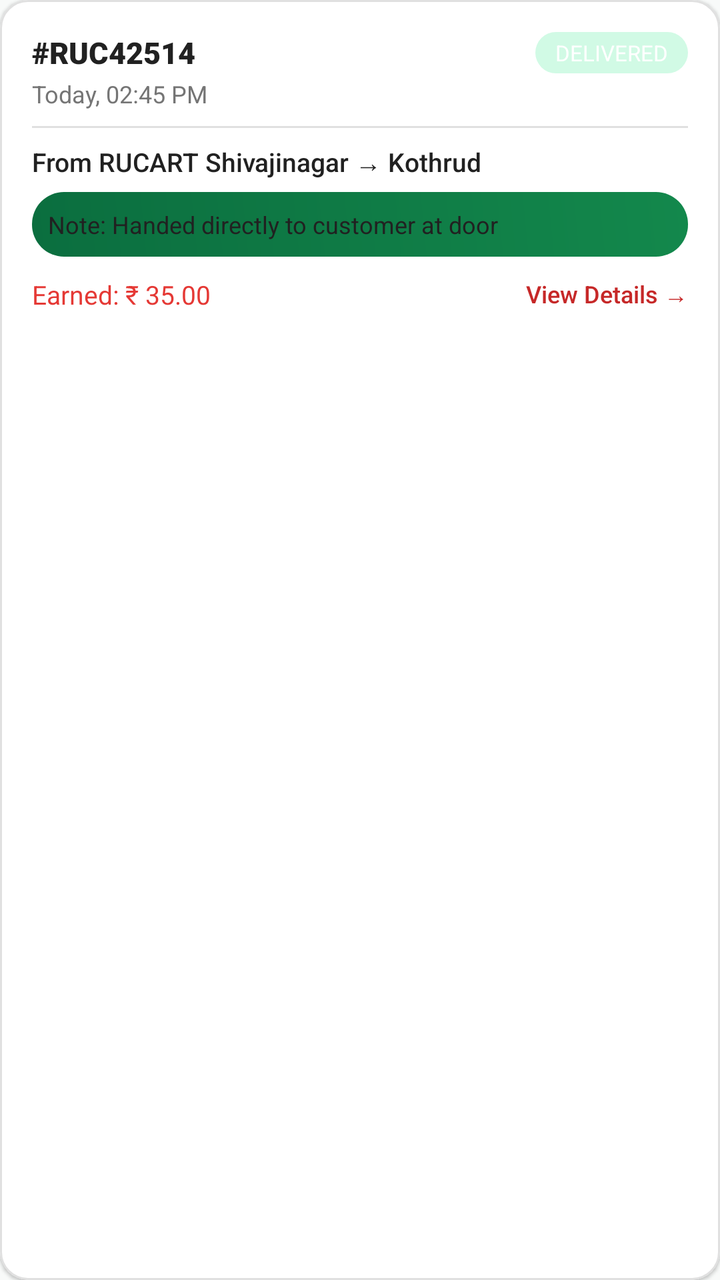
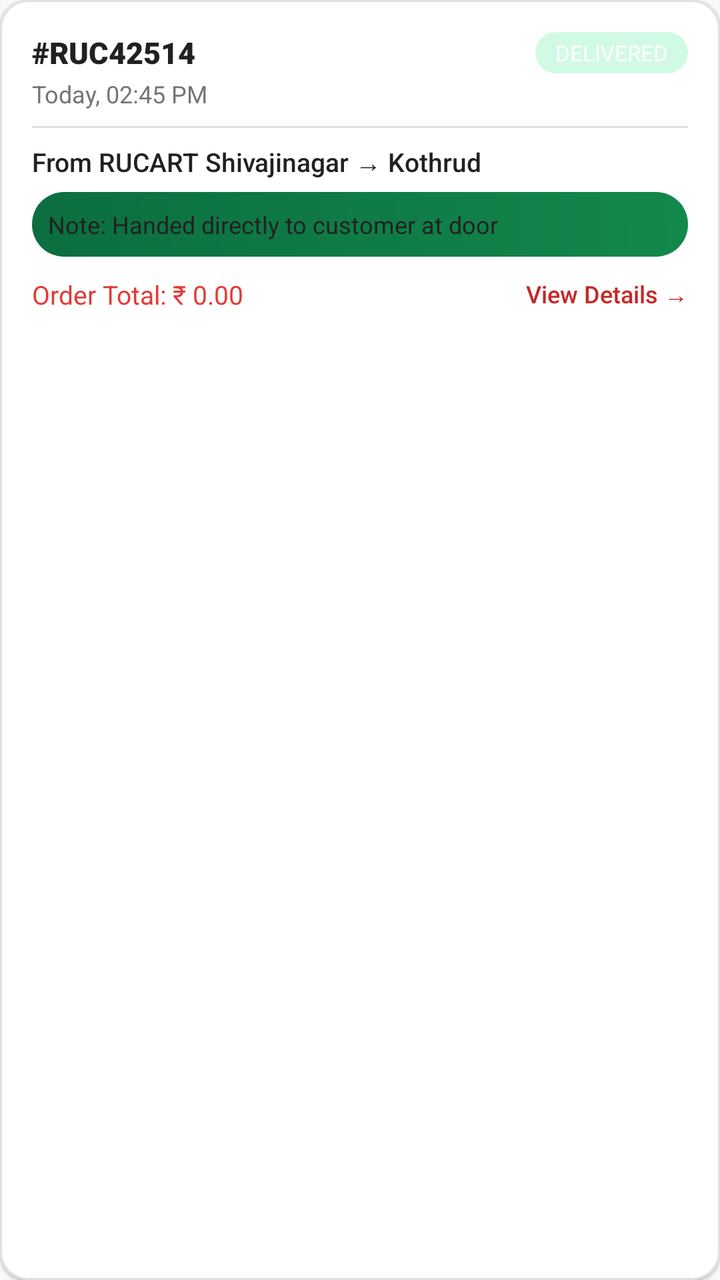

An Android layout rendered at two revisions. The XML below is the earlier revision; the diff shows what the commit changed to produce the second picture.
<!-- AndroidManifest.xml: application theme Theme.Rucart -->
<!-- res/layout/item_delivery_history.xml -->
<?xml version="1.0" encoding="utf-8"?>
<com.google.android.material.card.MaterialCardView xmlns:android="http://schemas.android.com/apk/res/android"
    xmlns:app="http://schemas.android.com/apk/res-auto"
    android:layout_width="match_parent"
    android:layout_height="wrap_content"
    android:layout_marginHorizontal="16dp"
    android:layout_marginVertical="6dp"
    app:cardBackgroundColor="@color/colorWhite"
    app:cardCornerRadius="14dp"
    app:cardElevation="1dp"
    app:strokeColor="@color/colorBorder"
    app:strokeWidth="1dp">

    <LinearLayout
        android:layout_width="match_parent"
        android:layout_height="wrap_content"
        android:orientation="vertical"
        android:padding="16dp">

        <LinearLayout
            android:layout_width="match_parent"
            android:layout_height="wrap_content"
            android:gravity="center_vertical"
            android:orientation="horizontal">

            <TextView
                android:id="@+id/tvHistoryOrderNumber"
                android:layout_width="0dp"
                android:layout_height="wrap_content"
                android:layout_weight="1"
                android:fontFamily="sans-serif-black"
                android:text="#RUC42514"
                android:textColor="@color/colorTextPrimary"
                android:textSize="15sp" />

            <TextView
                android:id="@+id/tvHistoryStatusBadge"
                android:layout_width="wrap_content"
                android:layout_height="wrap_content"
                android:background="@drawable/bg_badge_green"
                android:fontFamily="sans-serif-bold"
                android:paddingHorizontal="10dp"
                android:paddingVertical="3dp"
                android:text="DELIVERED"
                android:textColor="@color/colorWhite"
                android:textSize="11sp" />
        </LinearLayout>

        <TextView
            android:id="@+id/tvHistoryDate"
            android:layout_width="wrap_content"
            android:layout_height="wrap_content"
            android:layout_marginTop="2dp"
            android:fontFamily="sans-serif"
            android:text="Today, 02:45 PM"
            android:textColor="@color/colorTextSecondary"
            android:textSize="12sp" />

        <View
            android:layout_width="match_parent"
            android:layout_height="1dp"
            android:layout_marginVertical="8dp"
            android:background="@color/colorBorder" />

        <TextView
            android:id="@+id/tvHistoryStoreAndCustomer"
            android:layout_width="wrap_content"
            android:layout_height="wrap_content"
            android:fontFamily="sans-serif-medium"
            android:text="From RUCART Shivajinagar → Kothrud"
            android:textColor="@color/colorTextPrimary"
            android:textSize="13sp" />

        
        <TextView
            android:id="@+id/tvHistoryNotes"
            android:layout_width="match_parent"
            android:layout_height="wrap_content"
            android:layout_marginTop="6dp"
            android:background="@drawable/bg_banner_green"
            android:fontFamily="sans-serif"
            android:padding="8dp"
            android:text="Note: Handed directly to customer at door"
            android:textColor="@color/colorTextPrimary"
            android:textSize="12sp" />

        <LinearLayout
            android:layout_width="match_parent"
            android:layout_height="wrap_content"
            android:layout_marginTop="10dp"
            android:gravity="center_vertical"
            android:orientation="horizontal">

            <TextView
                android:id="@+id/tvHistoryEarnings"
                android:layout_width="wrap_content"
                android:layout_height="wrap_content"
                android:fontFamily="sans-serif-bold"
                android:text="Earned: ₹ 35.00"
                android:textColor="@color/colorPrimary"
                android:textSize="13sp" />

            <Space
                android:layout_width="0dp"
                android:layout_height="1dp"
                android:layout_weight="1" />

            <TextView
                android:layout_width="wrap_content"
                android:layout_height="wrap_content"
                android:fontFamily="sans-serif-medium"
                android:text="View Details →"
                android:textColor="@color/colorPrimaryDark"
                android:textSize="12sp" />
        </LinearLayout>

    </LinearLayout>
</com.google.android.material.card.MaterialCardView>
<!-- resources referenced by this layout -->
<resources>
  <color name="colorBorder">#E0E0E0</color>
  <color name="colorPrimary">#E53935</color>
  <color name="colorPrimaryDark">#C62828</color>
  <color name="colorTextPrimary">#212121</color>
  <color name="colorTextSecondary">#757575</color>
  <color name="colorWhite">#FFFFFF</color>
  <!-- drawable bg_badge_green (drawable) -->
  <?xml version="1.0" encoding="utf-8"?>
  <shape xmlns:android="http://schemas.android.com/apk/res/android"
      android:shape="rectangle">
      <solid android:color="@color/accent_green_light" />
      <corners android:radius="@dimen/corner_radius_pill" />
  </shape>
  <!-- drawable bg_banner_green (drawable) -->
  <?xml version="1.0" encoding="utf-8"?>
  <shape xmlns:android="http://schemas.android.com/apk/res/android"
      android:shape="rectangle">
      <gradient
          android:angle="45"
          android:endColor="@color/primary_green_light"
          android:startColor="@color/primary_green" />
      <corners android:radius="@dimen/corner_radius_large" />
  </shape>
  <style name="Theme.Rucart" parent="Theme.MaterialComponents.DayNight.NoActionBar">
          
          <item name="colorPrimary">@color/primary_green</item>
          <item name="colorPrimaryVariant">@color/primary_green_dark</item>
          <item name="colorOnPrimary">@color/text_on_primary</item>
  
          
          <item name="colorSecondary">@color/accent_green</item>
          <item name="colorSecondaryVariant">@color/primary_green_light</item>
          <item name="colorOnSecondary">@color/white</item>
  
          
          <item name="android:statusBarColor">@color/primary_green_dark</item>
          <item name="android:windowLightStatusBar">false</item>
          <item name="android:navigationBarColor">@color/white</item>
          <item name="android:windowLightNavigationBar">true</item>
  
          
          <item name="android:windowBackground">@color/window_background</item>
      </style>
  <color name="accent_green_light">#D1FAE5</color>
  <dimen name="corner_radius_pill">999dp</dimen>
  <color name="primary_green_light">#13884C</color>
  <color name="primary_green">#0B6E3F</color>
  <dimen name="corner_radius_large">16dp</dimen>
  <color name="primary_green_dark">#074D2B</color>
  <color name="text_on_primary">#FFFFFF</color>
  <color name="accent_green">#00A859</color>
  <color name="white">#FFFFFF</color>
  <color name="window_background">#F8FAF9</color>
</resources>

<!-- the commit's change to res/layout/item_delivery_history.xml (unified diff, before → after) -->
@@ -96,7 +96,7 @@
                 android:layout_width="wrap_content"
                 android:layout_height="wrap_content"
                 android:fontFamily="sans-serif-bold"
-                android:text="Earned: ₹ 35.00"
+                android:text="Order Total: ₹ 0.00"
                 android:textColor="@color/colorPrimary"
                 android:textSize="13sp" />
 
